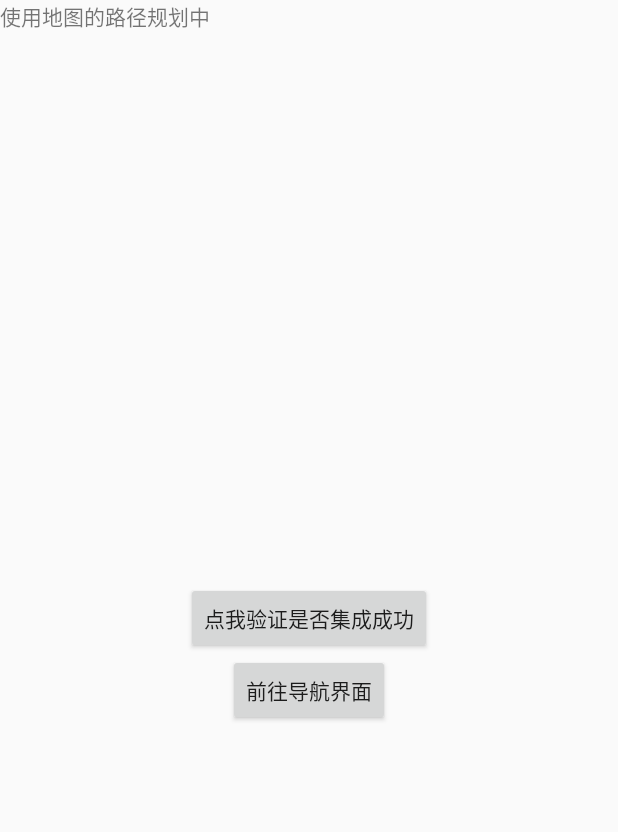
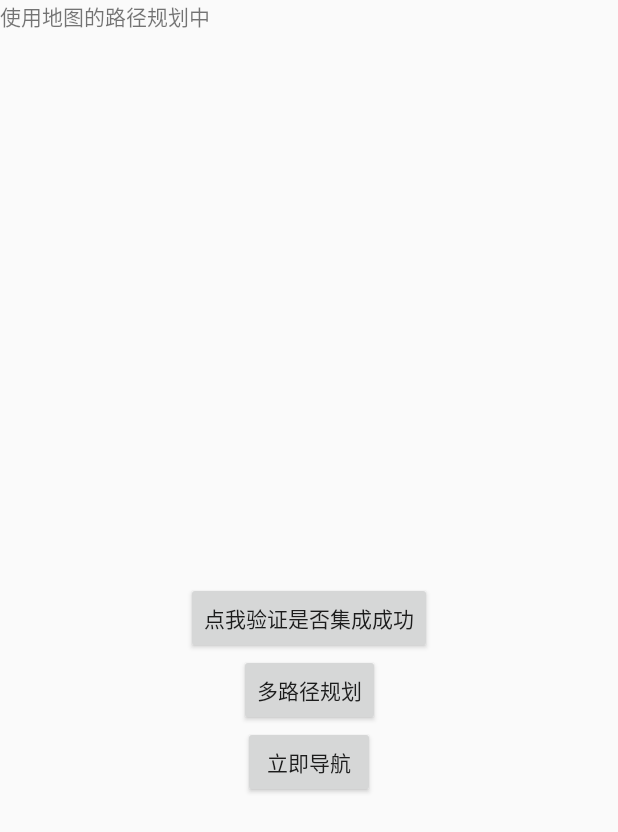
Before and after one commit to ooozxv2/CustomNaviByGaode, an Android app: the screen it shows after launch (MainActivity), on a phone screen of 412 x 824 dp. Shown: the top 832 px of the screen. Run offline under Robolectric (Android 15) with nearby library versions, the phone set to English and light mode, and no system bars; libraries missing offline, so code that uses them is left out: com.amap.api, com.yanzhenjie.permission; 8 statements that could not run were skipped.

Commit message:
0.0.8版本更新

```diff
--- a/AmapLibrary/bintrayUpload.gradle
+++ b/AmapLibrary/bintrayUpload.gradle
@@ -8,7 +8,7 @@ def gitUrl = 'https://github.com/jikun2008/CustomNaviByGaode.git'   //Git仓库
 
 group = "com.yisingle.amap.lib"//发布aar前缀根节点
 
-version = "0.0.7"//发布aar的库版本
+version = "0.0.8"//发布aar的库版本
 
 install {
     repositories.mavenInstaller {
--- a/app/build.gradle
+++ b/app/build.gradle
@@ -53,5 +53,5 @@ dependencies {
     //添加权限第三方权限文件。
 //    implementation project(':AmapLibrary')
     implementation 'com.yanzhenjie:permission:2.0.0-rc4'
-    compile 'com.yisingle.amap.lib:AmapLibrary:0.0.7'
+    compile 'com.yisingle.amap.lib:AmapLibrary:0.0.8'
 }
--- a/app/src/main/res/layout/activity_main.xml
+++ b/app/src/main/res/layout/activity_main.xml
@@ -27,10 +27,20 @@
         android:id="@+id/btToNavi"
         android:layout_width="wrap_content"
         android:layout_height="wrap_content"
-        android:text="前往导航界面"
+        android:text="多路径规划"
         app:layout_constraintLeft_toLeftOf="parent"
         android:onClick="toNavi"
         app:layout_constraintRight_toRightOf="parent"
         app:layout_constraintTop_toBottomOf="@+id/btCheck" />
 
+    <Button
+        android:id="@+id/btToNaviRightNow"
+        android:layout_width="wrap_content"
+        android:layout_height="wrap_content"
+        android:text="立即导航"
+        app:layout_constraintLeft_toLeftOf="parent"
+        android:onClick="toNaviRightNow"
+        app:layout_constraintRight_toRightOf="parent"
+        app:layout_constraintTop_toBottomOf="@+id/btToNavi" />
+
 </android.support.constraint.ConstraintLayout>
```
Also changed, not shown: app/src/main/java/com/yisingle/study/map/one/MainActivity.java (+26 -0 lines), app/src/main/java/com/yisingle/study/map/one/NaviActivity.java (+5 -7 lines).
